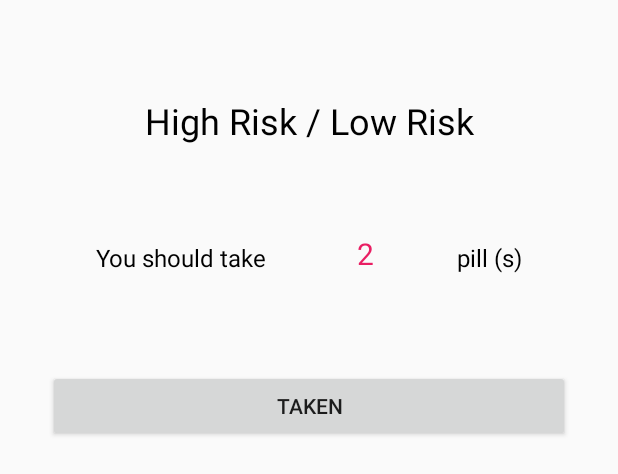
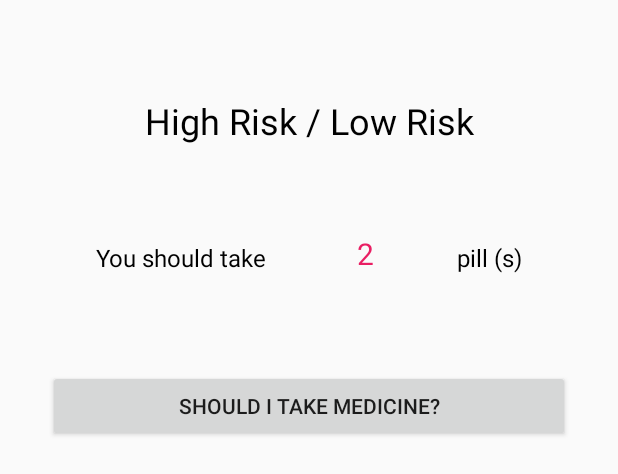
Before and after one commit to hank1992/HealthKeeper, an Android app: the layout fragment_drug.xml on its own in the app's theme, with its tools: preview values and no code run, on a phone screen of 412 x 824 dp. Shown: the top 474 px of the screen. Run offline under Robolectric (Android 15) with nearby library versions, the phone set to English and light mode, and no system bars.

```diff
--- a/app/src/main/res/layout/fragment_drug.xml
+++ b/app/src/main/res/layout/fragment_drug.xml
@@ -22,13 +22,13 @@
         app:layout_constraintTop_toTopOf="parent" />
 
     <Button
-        android:id="@+id/button_taken"
+        android:id="@+id/button_eval"
         android:layout_width="0dp"
         android:layout_height="wrap_content"
         android:layout_marginStart="32dp"
         android:layout_marginTop="64dp"
         android:layout_marginEnd="32dp"
-        android:text="Taken"
+        android:text="Should I take medicine?"
         app:layout_constraintEnd_toEndOf="parent"
         app:layout_constraintStart_toStartOf="parent"
         app:layout_constraintTop_toBottomOf="@+id/textView3" />
@@ -80,6 +80,6 @@
         android:textSize="14sp"
         app:layout_constraintEnd_toEndOf="parent"
         app:layout_constraintStart_toStartOf="parent"
-        app:layout_constraintTop_toBottomOf="@+id/button_taken" />
+        app:layout_constraintTop_toBottomOf="@+id/button_eval" />
 
 </android.support.constraint.ConstraintLayout>
```
Also changed, not shown: app/src/main/java/tw/edu/bmilab/healthkeeper/DrugFragment.java (+42 -22 lines).
